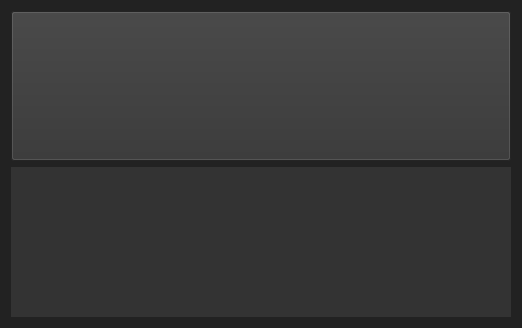
First picture: the form in src/Menu.ui, repository Leander-s/qt_ludo, before the edit.
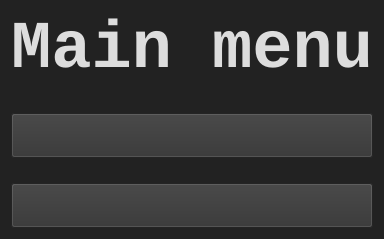
Second picture: the form after the edit.

Patch:
```diff
--- a/src/Menu.ui
+++ b/src/Menu.ui
@@ -3,41 +3,69 @@
  <class>Menu</class>
  <widget class="QWidget" name="Menu">
  <property name="styleSheet">
- <string notr="true">background-color: #222222;</string>
+            <string notr="true">
+                background-color: #222222;
+                color: #222222;
+            </string>
  </property>
    <layout class="QVBoxLayout" name="verticalLayout">
+            <property name="spacing">
+                <number>25</number>
+            </property>
      <property name="alignment">
        <set>Qt::AlignCenter</set>
      </property>
     <item>
-      <widget class="QPushButton" name="button">
+                <widget class="QLabel" name="title">
+                    <property name="text">
+                        <string>Main menu</string>
+                    </property>
+                    <property name="alignment">
+                        <set>Qt::AlignCenter</set>
+                    </property>
+                    <property name="font">
+                        <font>
+                            <family>monospace</family>
+                            <pointsize>50</pointsize>
+                            <bold>true</bold>
+                        </font>
+                    </property>
      <property name="styleSheet">
      <string notr="true">
-        color: #dddddd;
-        background-color: #333333;
-     </string>
-     </property>
-      <property name="minimumSize">
-      <size>
-      <width>500</width>
-      <height>150</height>
-      </size>
-      </property>
+                            color: #dddddd;
+                        </string>
+                    </property>
+                </widget>
+            </item>
+            <item>
+                <widget class="QPushButton" name="startButton">
+                    <property name="styleSheet">
+                        <string notr="true">
+                            color: #dddddd;
+                            background-color: #333333;
+                        </string>
+                    </property>
+                    <property name="font">
+                        <font>
+                            <family>monospace</family>
+                            <pointsize>24</pointsize>
+                        </font>
+                    </property>
       </widget>
     </item>
     <item>
-      <widget class="QLabel" name="label">
+                <widget class="QPushButton" name="quitButton">
      <property name="styleSheet">
      <string notr="true">
-        color: #dddddd;
-        background-color: #333333;
-     </string>
-     </property>
-      <property name="minimumSize">
-      <size>
-      <width>500</width>
-      <height>150</height>
-      </size>
+                            color: #dddddd;
+                            background-color: #333333;
+                        </string>
+                    </property>
+                    <property name="font">
+                        <font>
+                            <family>monospace</family>
+                            <pointsize>24</pointsize>
+                        </font>
       </property>
       </widget>
     </item>
```
Left out of the diff: 4 changed lines with no effect on the pictures. Lines whose indentation alone changed are shown as unchanged.
